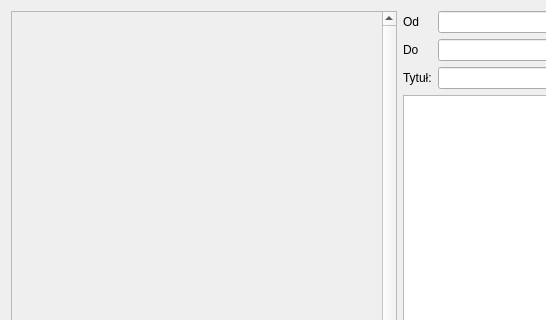
Old version of the form dialog.ui in the repository XinroX/emailingsystem-clientgui; both pictures show x 0 to 546 and y 0 to 320 of the 799 by 640 pixel window.
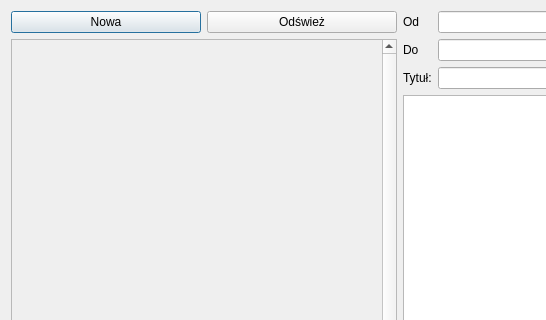
New version of the form.

```diff
--- a/dialog.ui
+++ b/dialog.ui
@@ -15,6 +15,26 @@
   </property>
   <layout class="QHBoxLayout" name="horizontalLayout">
    <item>
+    <layout class="QVBoxLayout" name="verticalLayout_2">
+     <item>
+      <layout class="QGridLayout" name="gridLayout_2">
+       <item row="0" column="0">
+        <widget class="QPushButton" name="btnNew">
+         <property name="text">
+          <string>Nowa</string>
+         </property>
+        </widget>
+       </item>
+       <item row="0" column="1">
+        <widget class="QPushButton" name="btnRefresh">
+         <property name="text">
+          <string>Odśwież</string>
+         </property>
+        </widget>
+       </item>
+      </layout>
+     </item>
+     <item>
     <widget class="QScrollArea" name="scrollArea">
      <property name="verticalScrollBarPolicy">
       <enum>Qt::ScrollBarAlwaysOn</enum>
@@ -27,12 +47,14 @@
        <rect>
         <x>0</x>
         <y>0</y>
-        <width>372</width>
-        <height>620</height>
+          <width>363</width>
+          <height>570</height>
        </rect>
       </property>
      </widget>
     </widget>
+     </item>
+    </layout>
    </item>
    <item>
     <layout class="QVBoxLayout" name="verticalLayout">
```
Lines whose indentation alone changed are shown as unchanged.
